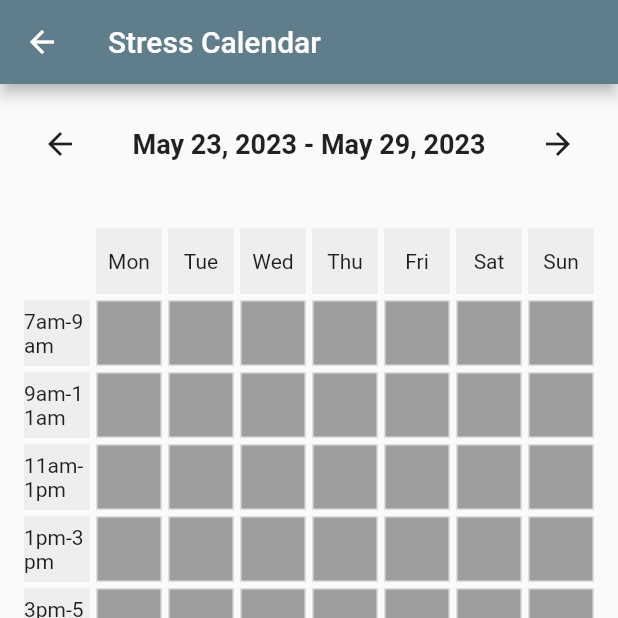
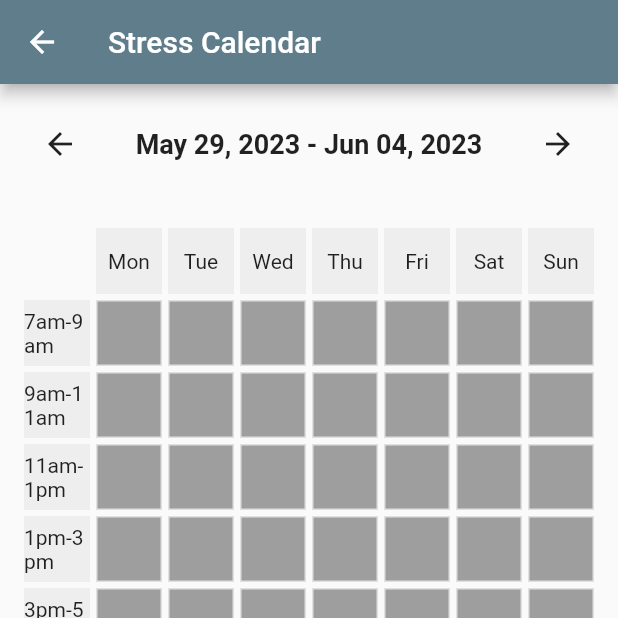
Before and after one commit to umer-83/stress-tracker-flutter-main, a Flutter app: the StressCalendarScreen screen opened directly, on a phone screen of 412 x 824 dp, the top half of it. Run offline on Flutter 3.47's test engine with Material 2 defaults, Android fonts, the phone set to English and light mode, and no system bars; our stand-ins replace dio.

Commit message:
final update calendar

```diff
--- a/lib/screens/calender_screen.dart
+++ b/lib/screens/calender_screen.dart
@@ -82,7 +82,7 @@ class _StressCalendarScreenState extends State<StressCalendarScreen> {
                   onPressed: _goToPreviousWeek,
                 ),
                 Text(
-                  '${_dateFormat.format(_selectedDate.subtract(Duration(days: 6)))} - ${_dateFormat.format(_selectedDate)}',
+                  '${_dateFormat.format(_selectedDate)} - ${_dateFormat.format(_selectedDate.add(Duration(days: 6)))}',
                   style: TextStyle(
                     fontSize: 18,
                     fontWeight: FontWeight.bold,
@@ -141,25 +141,25 @@ class _StressCalendarScreenState extends State<StressCalendarScreen> {
                   );
                 } else {
                   // Stress data cells
-                  final day = _selectedDate.subtract(Duration(days: 6)).day +
-                      dayIndex -
-                      1;
+                  final day = _selectedDate.day + dayIndex - 1;
                   final time = timeIndex - 1;
 
                   Color cellColor = Colors.grey;
-                  bool foundMatch = false;
 
                   for (final entry in stressList) {
-                    if (entry.dateTime?.day == day &&
-                        entry.dateTime!.hour % 12 == (time + 1) % 12) {
-                      cellColor = entry.isStressed ? Colors.red : Colors.green;
-                      foundMatch = true;
-                      break;
+                    final entryDate = entry.dateTime;
+                    if (entryDate?.day == day) {
+                      final entryTime =
+                          (entryDate!.hour - 7) * 60 + entryDate.minute;
+                      final startTime = time * 120;
+                      final endTime = (time + 1) * 120;
+
+                      if (entryTime >= startTime && entryTime < endTime) {
+                        cellColor =
+                            entry.isStressed ? Colors.red : Colors.green;
+                        break;
+                      }
                     }
-                  }
-
-                  if (!foundMatch) {
-                    cellColor = Colors.grey;
                   }
 
                   return Container(
```
